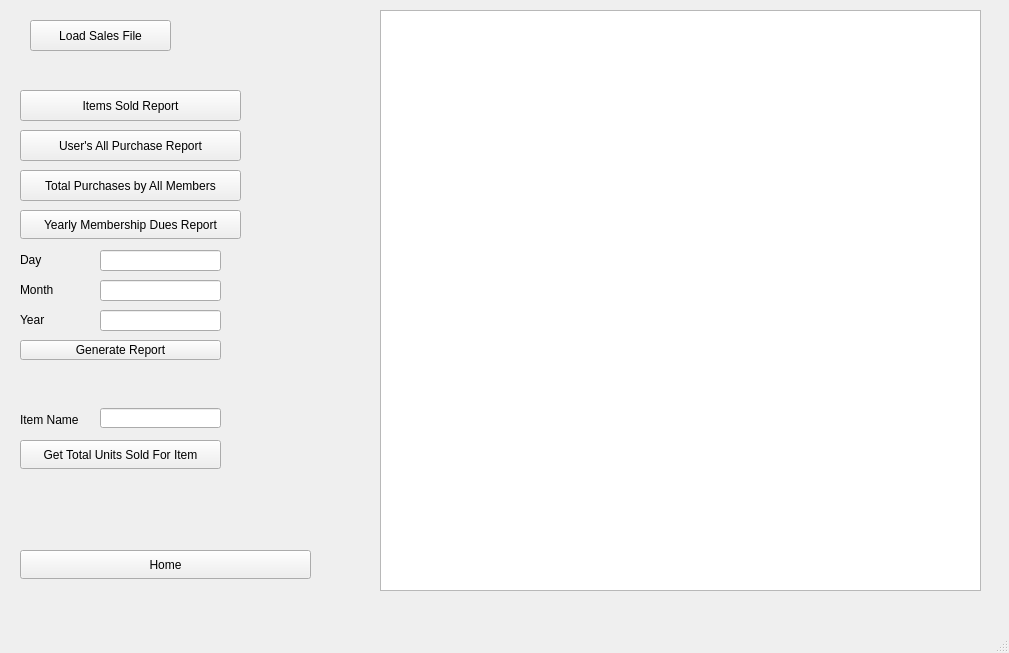
Above: mainwindow.ui from eyemkey/SuperWarehouseProject before the change. Below: the same form after it.
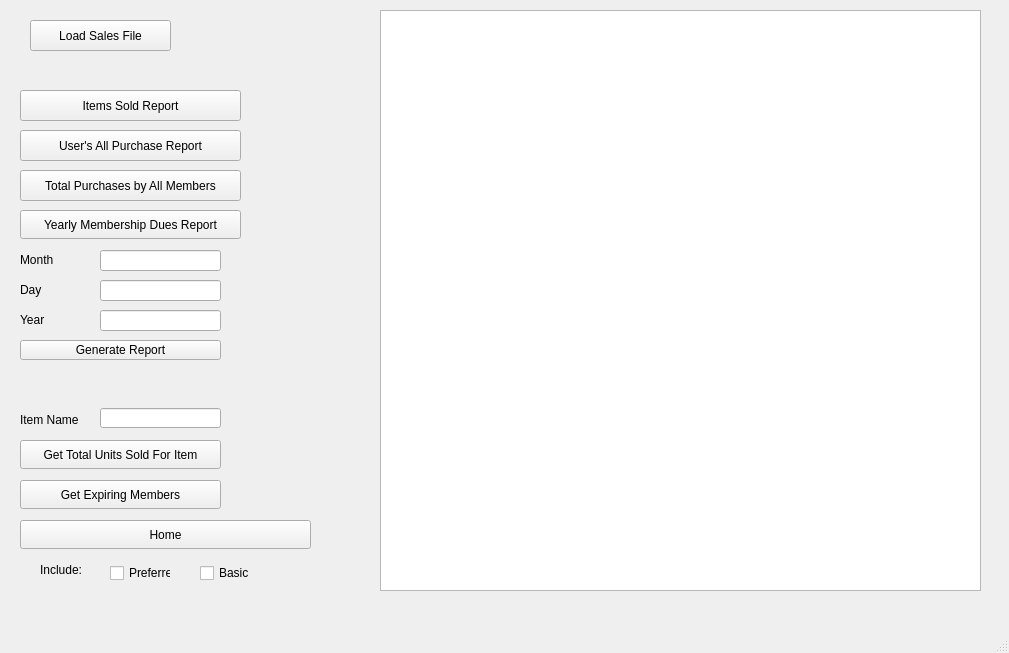
That is the form after the change. The open tabs and pages were chosen to show the change.

Commit message: Expiring Members, DB setup loading previous sales files uploaded, more contingency handling (still TODO)

Diff of the .ui file:
```diff
--- a/mainwindow.ui
+++ b/mainwindow.ui
@@ -23,7 +23,7 @@
       <x>10</x>
       <y>10</y>
       <width>351</width>
-      <height>601</height>
+      <height>541</height>
      </rect>
     </property>
     <property name="currentIndex">
@@ -272,7 +272,7 @@
       <property name="geometry">
        <rect>
         <x>10</x>
-        <y>540</y>
+        <y>510</y>
         <width>291</width>
         <height>29</height>
        </rect>
@@ -363,7 +363,7 @@
       <property name="geometry">
        <rect>
         <x>90</x>
-        <y>240</y>
+        <y>270</y>
         <width>121</width>
         <height>21</height>
        </rect>
@@ -373,7 +373,7 @@
       <property name="geometry">
        <rect>
         <x>10</x>
-        <y>270</y>
+        <y>240</y>
         <width>62</width>
         <height>20</height>
        </rect>
@@ -409,7 +409,7 @@
       <property name="geometry">
        <rect>
         <x>10</x>
-        <y>240</y>
+        <y>270</y>
         <width>62</width>
         <height>20</height>
        </rect>
@@ -432,7 +432,7 @@
       <property name="geometry">
        <rect>
         <x>90</x>
-        <y>270</y>
+        <y>240</y>
         <width>121</width>
         <height>21</height>
        </rect>
@@ -464,6 +464,19 @@
        <string>Year</string>
       </property>
      </widget>
+     <widget class="QPushButton" name="expiringMembers">
+      <property name="geometry">
+       <rect>
+        <x>10</x>
+        <y>470</y>
+        <width>201</width>
+        <height>29</height>
+       </rect>
+      </property>
+      <property name="text">
+       <string>Get Expiring Members</string>
+      </property>
+     </widget>
     </widget>
    </widget>
    <widget class="QPlainTextEdit" name="reportWindow">
@@ -485,6 +498,45 @@
      <string/>
     </property>
    </widget>
+   <widget class="QCheckBox" name="preferredCheckbox">
+    <property name="geometry">
+     <rect>
+      <x>110</x>
+      <y>560</y>
+      <width>61</width>
+      <height>26</height>
+     </rect>
+    </property>
+    <property name="text">
+     <string>Preferred</string>
+    </property>
+   </widget>
+   <widget class="QCheckBox" name="basicCheckbox">
+    <property name="geometry">
+     <rect>
+      <x>200</x>
+      <y>560</y>
+      <width>51</width>
+      <height>26</height>
+     </rect>
+    </property>
+    <property name="text">
+     <string>Basic</string>
+    </property>
+   </widget>
+   <widget class="QLabel" name="label_4">
+    <property name="geometry">
+     <rect>
+      <x>40</x>
+      <y>560</y>
+      <width>41</width>
+      <height>20</height>
+     </rect>
+    </property>
+    <property name="text">
+     <string>Include: </string>
+    </property>
+   </widget>
   </widget>
   <widget class="QMenuBar" name="menubar">
    <property name="geometry">
```
Left out of the diff: 2 changed lines with no effect on the pictures. The commit also changes 16 other files.
